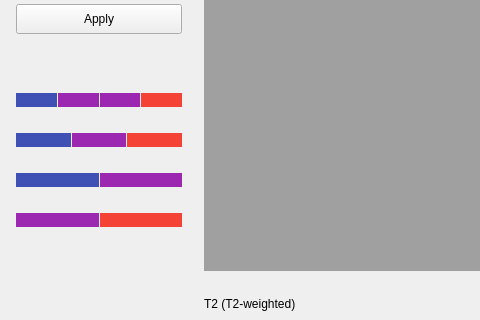
Before: the Qt Designer form mainwindow.ui in DLwbm123/OCMIST, drawn with Qt 5; both pictures show x 0 to 480 and y 189 to 509 of the 1046 by 938 pixel window.
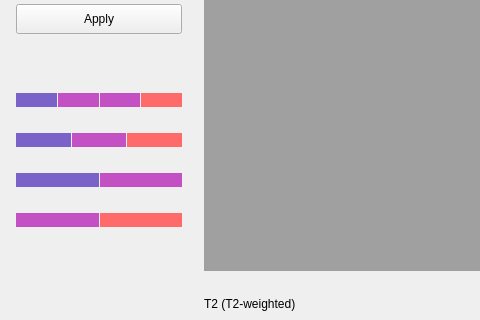
After: the same form once the commit is applied. Custom widgets are drawn as their Qt base class.

Commit message: :horse: UI样式调整

```diff
--- a/mainwindow.ui
+++ b/mainwindow.ui
@@ -233,8 +233,17 @@
                </property>
                <item>
                 <widget class="QLabel" name="label_dice1">
+                 <property name="minimumSize">
+                  <size>
+                   <width>1</width>
+                   <height>0</height>
+                  </size>
+                 </property>
                  <property name="styleSheet">
-                  <string notr="true">background-color: #3f51b5;</string>
+                  <string notr="true">background-color: #7a62c9;</string>
+                 </property>
+                 <property name="lineWidth">
+                  <number>0</number>
                  </property>
                  <property name="text">
                   <string/>
@@ -243,8 +252,17 @@
                </item>
                <item>
                 <widget class="QLabel" name="label_dice2">
+                 <property name="minimumSize">
+                  <size>
+                   <width>1</width>
+                   <height>0</height>
+                  </size>
+                 </property>
                  <property name="styleSheet">
-                  <string notr="true">background-color: #9c27b0 ;</string>
+                  <string notr="true">background-color: #c351c3 ;</string>
+                 </property>
+                 <property name="lineWidth">
+                  <number>0</number>
                  </property>
                  <property name="text">
                   <string/>
@@ -253,8 +271,17 @@
                </item>
                <item>
                 <widget class="QLabel" name="label_dice3">
+                 <property name="minimumSize">
+                  <size>
+                   <width>1</width>
+                   <height>0</height>
+                  </size>
+                 </property>
                  <property name="styleSheet">
-                  <string notr="true">background-color: #9c27b0 ;</string>
+                  <string notr="true">background-color: #c351c3 ;</string>
+                 </property>
+                 <property name="lineWidth">
+                  <number>0</number>
                  </property>
                  <property name="text">
                   <string/>
@@ -263,8 +290,17 @@
                </item>
                <item>
                 <widget class="QLabel" name="label_dice4">
+                 <property name="minimumSize">
+                  <size>
+                   <width>1</width>
+                   <height>0</height>
+                  </size>
+                 </property>
                  <property name="styleSheet">
-                  <string notr="true">background-color: #f44336;</string>
+                  <string notr="true">background-color: #ff6b6b;</string>
+                 </property>
+                 <property name="lineWidth">
+                  <number>0</number>
                  </property>
                  <property name="text">
                   <string/>
@@ -293,8 +329,17 @@
                </property>
                <item>
                 <widget class="QLabel" name="label_jaccard1">
+                 <property name="minimumSize">
+                  <size>
+                   <width>1</width>
+                   <height>0</height>
+                  </size>
+                 </property>
                  <property name="styleSheet">
-                  <string notr="true">background-color: #3f51b5;</string>
+                  <string notr="true">background-color: #7a62c9;</string>
+                 </property>
+                 <property name="lineWidth">
+                  <number>0</number>
                  </property>
                  <property name="text">
                   <string/>
@@ -303,8 +348,17 @@
                </item>
                <item>
                 <widget class="QLabel" name="label_jaccard2">
+                 <property name="minimumSize">
+                  <size>
+                   <width>1</width>
+                   <height>0</height>
+                  </size>
+                 </property>
                  <property name="styleSheet">
-                  <string notr="true">background-color: #9c27b0 ;</string>
+                  <string notr="true">background-color: #c351c3 ;</string>
+                 </property>
+                 <property name="lineWidth">
+                  <number>0</number>
                  </property>
                  <property name="text">
                   <string/>
@@ -313,8 +367,17 @@
                </item>
                <item>
                 <widget class="QLabel" name="label_jaccard4">
+                 <property name="minimumSize">
+                  <size>
+                   <width>1</width>
+                   <height>0</height>
+                  </size>
+                 </property>
                  <property name="styleSheet">
-                  <string notr="true">background-color: #f44336;</string>
+                  <string notr="true">background-color: #ff6b6b;</string>
+                 </property>
+                 <property name="lineWidth">
+                  <number>0</number>
                  </property>
                  <property name="text">
                   <string/>
@@ -343,8 +406,17 @@
                </property>
                <item>
                 <widget class="QLabel" name="label_precision1">
+                 <property name="minimumSize">
+                  <size>
+                   <width>1</width>
+                   <height>0</height>
+                  </size>
+                 </property>
                  <property name="styleSheet">
-                  <string notr="true">background-color: #3f51b5;</string>
+                  <string notr="true">background-color: #7a62c9;</string>
+                 </property>
+                 <property name="lineWidth">
+                  <number>0</number>
                  </property>
                  <property name="text">
                   <string/>
@@ -353,8 +425,17 @@
                </item>
                <item>
                 <widget class="QLabel" name="label_precision2">
+                 <property name="minimumSize">
+                  <size>
+                   <width>1</width>
+                   <height>0</height>
+                  </size>
+                 </property>
                  <property name="styleSheet">
-                  <string notr="true">background-color: #9c27b0 ;</string>
+                  <string notr="true">background-color: #c351c3 ;</string>
+                 </property>
+                 <property name="lineWidth">
+                  <number>0</number>
                  </property>
                  <property name="text">
                   <string/>
@@ -383,8 +464,17 @@
                </property>
                <item>
                 <widget class="QLabel" name="label_recall2">
+                 <property name="minimumSize">
+                  <size>
+                   <width>1</width>
+                   <height>0</height>
+                  </size>
+                 </property>
                  <property name="styleSheet">
-                  <string notr="true">background-color: #9c27b0 ;</string>
+                  <string notr="true">background-color: #c351c3 ;</string>
+                 </property>
+                 <property name="lineWidth">
+                  <number>0</number>
                  </property>
                  <property name="text">
                   <string/>
@@ -393,8 +483,17 @@
                </item>
                <item>
                 <widget class="QLabel" name="label_recall4">
+                 <property name="minimumSize">
+                  <size>
+                   <width>1</width>
+                   <height>0</height>
+                  </size>
+                 </property>
                  <property name="styleSheet">
-                  <string notr="true">background-color: #f44336;</string>
+                  <string notr="true">background-color: #ff6b6b;</string>
+                 </property>
+                 <property name="lineWidth">
+                  <number>0</number>
                  </property>
                  <property name="text">
                   <string/>
```
